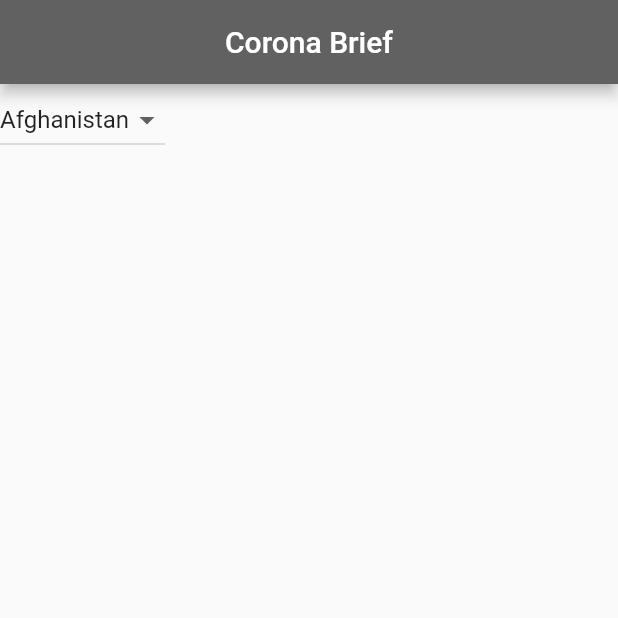
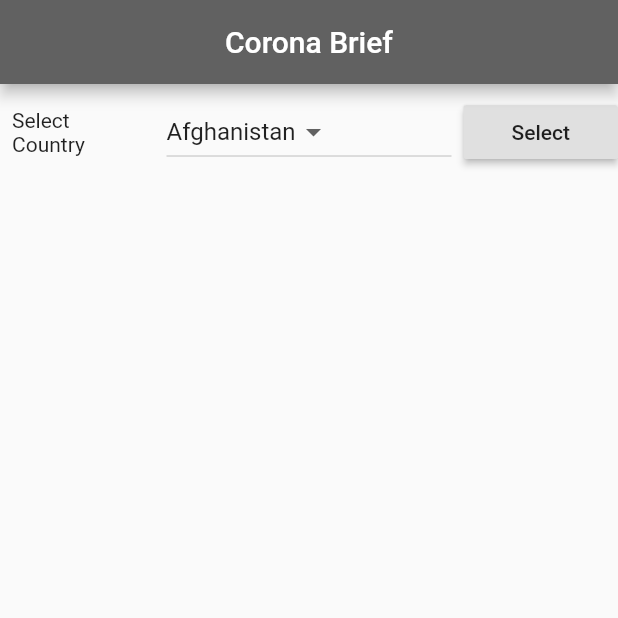
Before and after one commit to yashodgayashan/corona-mobile-app, a Flutter app: the screen it shows after launch, on a phone screen of 412 x 824 dp, the top half of it. Run offline on Flutter 3.47's test engine with Material 2 defaults, Android fonts, the phone set to English and light mode, and no system bars.

Commit message:
Added button

```diff
--- a/lib/screens/main_screen.dart
+++ b/lib/screens/main_screen.dart
@@ -42,7 +42,7 @@ class _HomeState extends State<Home> {
     return items;
   }
 
-  onChangedDropDownItem(Country selectedCountry){
+  onChangedDropDownItem(Country selectedCountry) {
     setState(() {
       _selectedCountry = selectedCountry;
     });
@@ -63,10 +63,31 @@ class _HomeState extends State<Home> {
           children: <Widget>[
             Row(
               children: <Widget>[
-                DropdownButton(
-                  value: _selectedCountry,
-                  items: _dropdownMenuItems,
-                  onChanged: onChangedDropDownItem,
+                Expanded(
+                    flex: 1,
+                    child: Padding(
+                      padding: const EdgeInsets.all(8.0),
+                      child: Text("Select Country"),
+                    )),
+                Expanded(
+                  flex: 2,
+                  child: Padding(
+                    padding: const EdgeInsets.all(8.0),
+                    child: DropdownButton(
+                      value: _selectedCountry,
+                      items: _dropdownMenuItems,
+                      onChanged: onChangedDropDownItem,
+                    ),
+                  ),
+                ),
+                Expanded(
+                  flex: 1,
+                  child: RaisedButton(
+                      child: Text("Select"),
+                      onPressed: () {
+                        debugPrint(
+                            "Pressed and value is ${_selectedCountry.country}");
+                      }),
                 )
               ],
             ),
```
